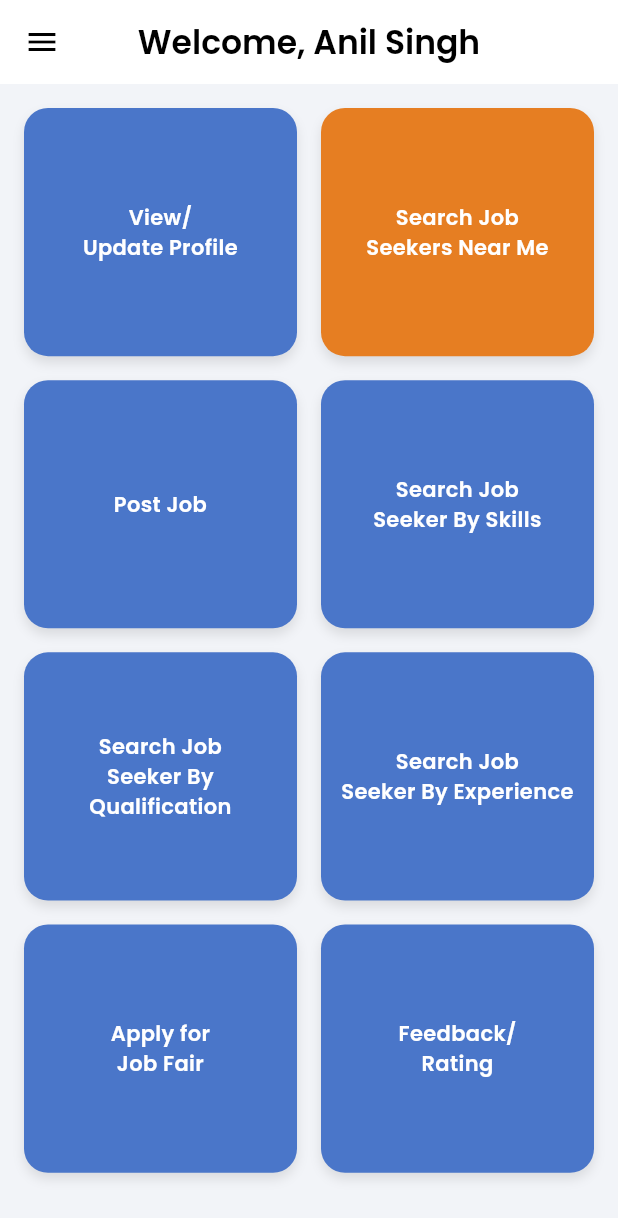
After one commit to demoDevIT/eems, a Flutter app: the EmployerDashboard screen opened directly, on a phone screen of 412 x 824 dp. The commit adds this screen. Shown: the top 1218 px of the screen. Run offline on Flutter 3.47's test engine with Material 3 defaults, Android fonts, the phone set to English and light mode, and no system bars; our stand-ins replace chewie, connectivity_plus, dio, dropdown_search, file_picker, firebase_analytics and 19 more; missing offline and left inert: easy_video_editor, encrypt, get_ip_address, mobile_scanner, video_compress; accounts and stored records are empty; network calls fail; project files that could hold a hidden picture were left out.

Commit message:
emp OTR form, exchange name API, created emp dashboard, change in UploadDocument API

```diff
--- a/lib/main.dart
+++ b/lib/main.dart
@@ -10,6 +10,7 @@ import 'package:rajemployment/role/counselor/otp/provider/otp_provider.dart';
 import 'package:rajemployment/role/counselor/otp/screen/otp_screen.dart';
 import 'package:rajemployment/role/counselor/registration/provider/registration_provider.dart';
 import 'package:rajemployment/role/counselor/registration/screen/registration_screen.dart';
+import 'package:rajemployment/role/employer/employerdashboard/employer_dashboard.dart';
 import 'package:rajemployment/role/employer/empotr_form/provider/empotr_form_provider.dart';
 import 'package:rajemployment/role/employer/sansthadhaarflowpage/provider/sansthadhaarflow_provider.dart';
 import 'package:rajemployment/role/job_seeker/add_language_skills/provider/add_language_skills_provider.dart';
@@ -255,6 +256,10 @@ class _MyHomePageState extends State<MyHomePage>
           MaterialPageRoute<dynamic>(builder: (BuildContext context) => const JobSeekerDashboard()),
               (route) => false);
 
+      // Navigator.pushAndRemoveUntil<dynamic>(context,
+      //     MaterialPageRoute<dynamic>(builder: (BuildContext context) => const EmployerDashboard()),
+      //         (route) => false);
+
      /* Navigator.of(context).push(
         RightToLeftRoute(
           page: const JobSeekerDashboard(),
--- /dev/null
+++ b/lib/role/employer/employerdashboard/employer_dashboard.dart
@@ -0,0 +1,214 @@
+import 'package:flutter/material.dart';
+import 'package:flutter_svg/flutter_svg.dart';
+import 'package:provider/provider.dart';
+import '../../../constants/colors.dart';
+import '../../../l10n/app_localizations.dart';
+import '../../../utils/textstyles.dart';
+import '../../../utils/user_new.dart';
+
+class EmployerDashboard extends StatefulWidget {
+  const EmployerDashboard({super.key});
+
+  @override
+  State<EmployerDashboard> createState() => _EmployerDashboardState();
+}
+
+class _EmployerDashboardState extends State<EmployerDashboard> {
+  int _currentIndex = 0;
+
+  @override
+  Widget build(BuildContext context) {
+    return Scaffold(
+      drawer: _buildSideDrawer(),
+      appBar: AppBar(
+        title: const Text(
+          "Welcome, Anil Singh",
+          style: TextStyle(
+            color: Colors.black,
+            fontWeight: FontWeight.w600,
+          ),
+        ),
+        backgroundColor: Colors.white,
+        elevation: 0,
+        centerTitle: true,
+        iconTheme: const IconThemeData(color: Colors.black),
+      ),
+      backgroundColor: const Color(0xFFF2F4F8),
+      body: _buildDashboardGrid(),
+    );
+  }
+
+
+  Widget _buildDashboardGrid() {
+    return Padding(
+      padding: const EdgeInsets.all(16),
+      child: GridView.count(
+        crossAxisCount: 2,
+        mainAxisSpacing: 16,
+        crossAxisSpacing: 16,
+        childAspectRatio: 1.1,
+        children: [
+          _dashboardTile(
+            title: "View/\nUpdate Profile",
+            color: const Color(0xFF4A76C9),
+          ),
+          _dashboardTile(
+            title: "Search Job\nSeekers Near Me",
+            color: const Color(0xFFE67E22),
+          ),
+          _dashboardTile(
+            title: "Post Job",
+            color: const Color(0xFF4A76C9),
+          ),
+          _dashboardTile(
+            title: "Search Job\nSeeker By Skills",
+            color: const Color(0xFF4A76C9),
+          ),
+          _dashboardTile(
+            title: "Search Job\nSeeker By Qualification",
+            color: const Color(0xFF4A76C9),
+          ),
+          _dashboardTile(
+            title: "Search Job\nSeeker By Experience",
+            color: const Color(0xFF4A76C9),
+          ),
+          _dashboardTile(
+            title: "Apply for\nJob Fair",
+            color: const Color(0xFF4A76C9),
+          ),
+          _dashboardTile(
+            title: "Feedback/\nRating",
+            color: const Color(0xFF4A76C9),
+          ),
+        ],
+      ),
+    );
+  }
+
+  Widget _dashboardTile({
+    required String title,
+    required Color color,
+  }) {
+    return InkWell(
+      borderRadius: BorderRadius.circular(16),
+      onTap: () {
+        // TODO: Add navigation
+      },
+      child: Container(
+        decoration: BoxDecoration(
+          color: color,
+          borderRadius: BorderRadius.circular(16),
+          boxShadow: [
+            BoxShadow(
+              color: Colors.black.withOpacity(0.1),
+              blurRadius: 6,
+              offset: const Offset(0, 4),
+            ),
+          ],
+        ),
+        alignment: Alignment.center,
+        padding: const EdgeInsets.all(12),
+        child: Text(
+          title,
+          textAlign: TextAlign.center,
+          style: const TextStyle(
+            color: Colors.white,
+            fontSize: 14,
+            fontWeight: FontWeight.w600,
+          ),
+        ),
+      ),
+    );
+  }
+
+
+  /// Side Drawer
+  Drawer _buildSideDrawer() {
+    return Drawer(
+      child: ListView(
+        children: [
+          Container(
+            padding: const EdgeInsets.only(top: 40, left: 16, right: 16, bottom: 20),
+            color: Colors.white,
+            child: Row(
+              mainAxisAlignment: MainAxisAlignment.spaceBetween,
+              children: [
+                Row(
+                  children: [
+                    ClipOval(
+                      child: Image.network(
+                        UserData().model.value.latestPhotoPath.toString(),
+                        width: 60,
+                        height: 60,
+                        fit: BoxFit.cover,
+                        errorBuilder: (context, error, stackTrace) {
+                          return Image.asset(
+                            'assets/images/placeholder.png',
+                            width: 60,
+                            height: 60,
+                            fit: BoxFit.cover,
+                          );
+                        },
+                      ),
+                    ),
+                    const SizedBox(width: 12),
+                    Column(
+                      crossAxisAlignment: CrossAxisAlignment.start,
+                      children: [
+                        Text(
+                          UserData().model.value.nAMEENG.toString(),
+                          style: const TextStyle(
+                            fontSize: 16,
+                            fontWeight: FontWeight.bold,
+                          ),
+                        ),
+                        const SizedBox(height: 4),
+                        GestureDetector(
+                          onTap: () {
+                            Navigator.pop(context);
+                            // Navigator.push(
+                            //   context,
+                            //   MaterialPageRoute(
+                            //     builder: (context) => const ProfileScreen(isAppBarHide: true),
+                            //   ),
+                            // );
+                          },
+                          child: const Text(
+                            "Update Profile",
+                            style: TextStyle(
+                              fontSize: 14,
+                              color: kViewAllColor,
+                              fontWeight: FontWeight.w600,
+                              decoration: TextDecoration.none,
+                            ),
+                          ),
+                        ),
+                      ],
+                    ),
+                  ],
+                ),
+                InkWell(
+                  onTap: () => Navigator.pop(context),
+                  child: SvgPicture.asset(
+                    'assets/icons/close.svg',
+                    width: 25,
+                    height: 25,
+                  ),
+                ),
+              ],
+            ),
+          ),
+          const Divider(),
+          ListTile(
+            leading: const Icon(Icons.dashboard),
+            title: const Text("Dashboard", style: TextStyle(fontSize: 14)),
+            onTap: () {
+              Navigator.pop(context); // Already on dashboard
+            },
+          ),
+          const Divider(),
+        ],
+      ),
+    );
+  }
+}
--- a/lib/role/employer/sansthadhaarflowpage/provider/sansthadhaarflow_provider.dart
+++ b/lib/role/employer/sansthadhaarflowpage/provider/sansthadhaarflow_provider.dart
@@ -41,12 +41,14 @@ class SansthaAadhaarFlowProvider with ChangeNotifier {
     /// CASE 1: NO BRN SELECTED
     /// ==========================
     if (hasBrn == false) {
+
       Navigator.push(
         context,
         MaterialPageRoute(
           builder: (_) => EmpOTRFormScreen(
             ssoId: ssoId,
             userID: userID,
+            isFreshForm: true,
           ),
         ),
       );
@@ -111,6 +113,7 @@ class SansthaAadhaarFlowProvider with ChangeNotifier {
               builder: (_) => EmpOTRFormScreen(
                 ssoId: ssoId,
                 userID: userID,
+                isFreshForm: true,
                 brnResponseData: brnData, // 👈 TEMP PASS
               ),
             ),
```
Also changed, not shown: lib/role/employer/empotr_form/empotr_form.dart (+22 -1 lines), lib/role/employer/empotr_form/provider/empotr_form_provider.dart (+340 -62 lines), lib/role/job_seeker/loginscreen/provider/login_provider.dart (+14 -2 lines).
